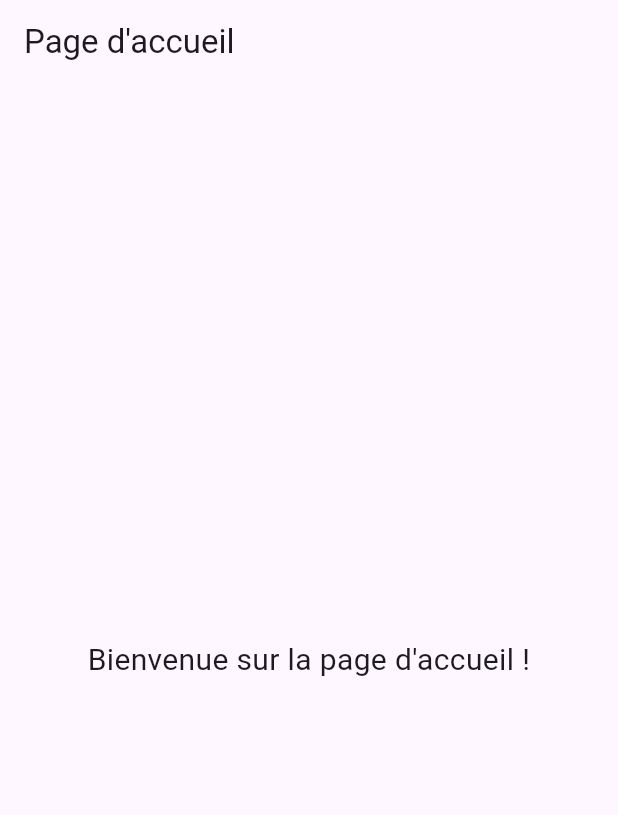
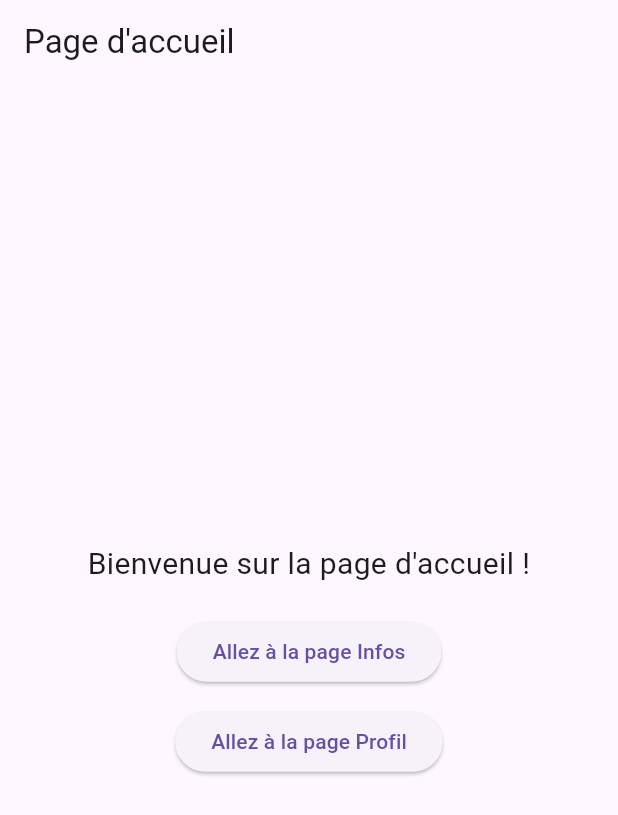
Before and after one commit to daniella-diwa/flutter_app_navigation, a Flutter app: the screen it shows after launch, on a phone screen of 412 x 824 dp. Shown: the top 815 px of the screen. Run offline on Flutter 3.47's test engine with Material 3 defaults, Android fonts, the phone set to English and light mode, and no system bars.

Commit message:
mon commit

```diff
--- a/lib/page_accueil.dart
+++ b/lib/page_accueil.dart
@@ -1,24 +1,44 @@
 import 'package:flutter/material.dart';
+import 'package:flutter_app_navigation/page_infos.dart';
+import 'package:flutter_app_navigation/page_profil.dart';
 
 class PageAccueil extends StatelessWidget {
   const PageAccueil({Key? key}) : super(key: key);
 
   @override
   Widget build(BuildContext context) {
-    return MaterialApp(
-      home: Scaffold(
+    return Scaffold(
       appBar: AppBar(title: const Text("Page d'accueil")),
       body: Center(
         child: Column(
           mainAxisAlignment: MainAxisAlignment.center,
-            children: const [
-              Text(
+          children: [
+            const Text(
               "Bienvenue sur la page d'accueil !",
               style: TextStyle(fontSize: 20),
               textAlign: TextAlign.center,
             ),
+            const SizedBox(height: 20),
+            ElevatedButton(
+              onPressed: () {
+                Navigator.push(
+                  context,
+                  MaterialPageRoute(builder: (context) => const PageInfos()),
+                );
+              },
+              child: const Text('Allez à la page Infos'),
+            ),
+            const SizedBox(height: 12),
+            ElevatedButton(
+              onPressed: () {
+                Navigator.push(
+                  context,
+                  MaterialPageRoute(builder: (context) => const PageProfil()),
+                );
+              },
+              child: const Text('Allez à la page Profil'),
+            ),
           ],
-          ),
         ),
       ),
     );
```
Also changed, not shown: lib/page_infos.dart (added, +31 -0 lines), lib/page_profil.dart (added, +31 -0 lines). Lines whose indentation alone changed are shown as unchanged.
